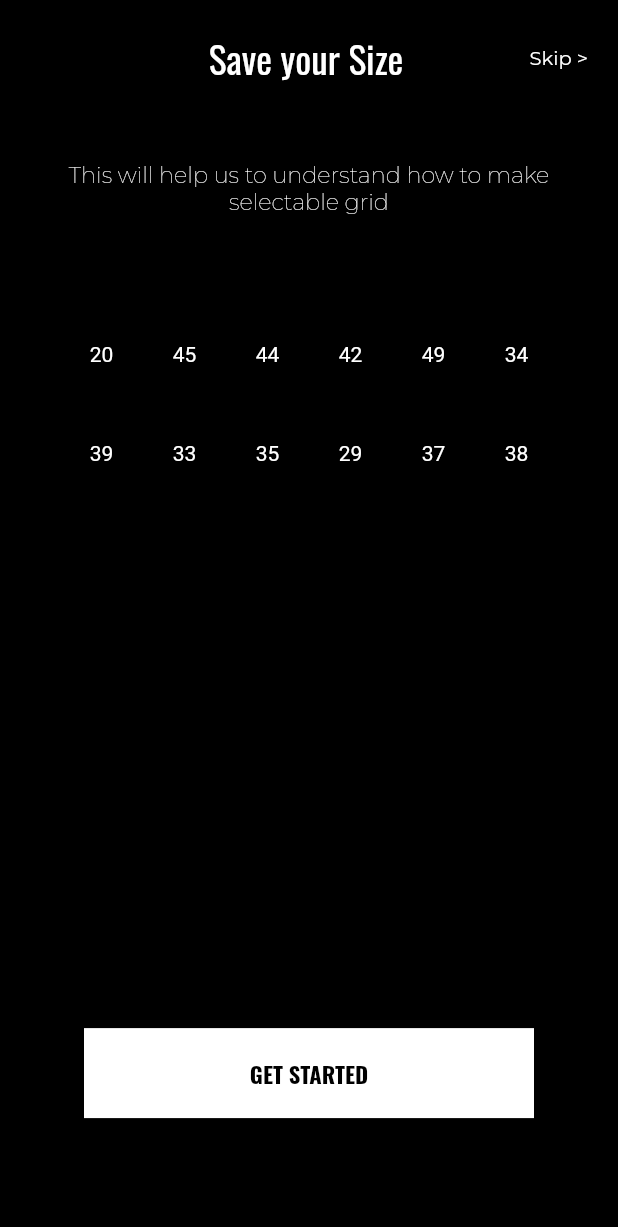
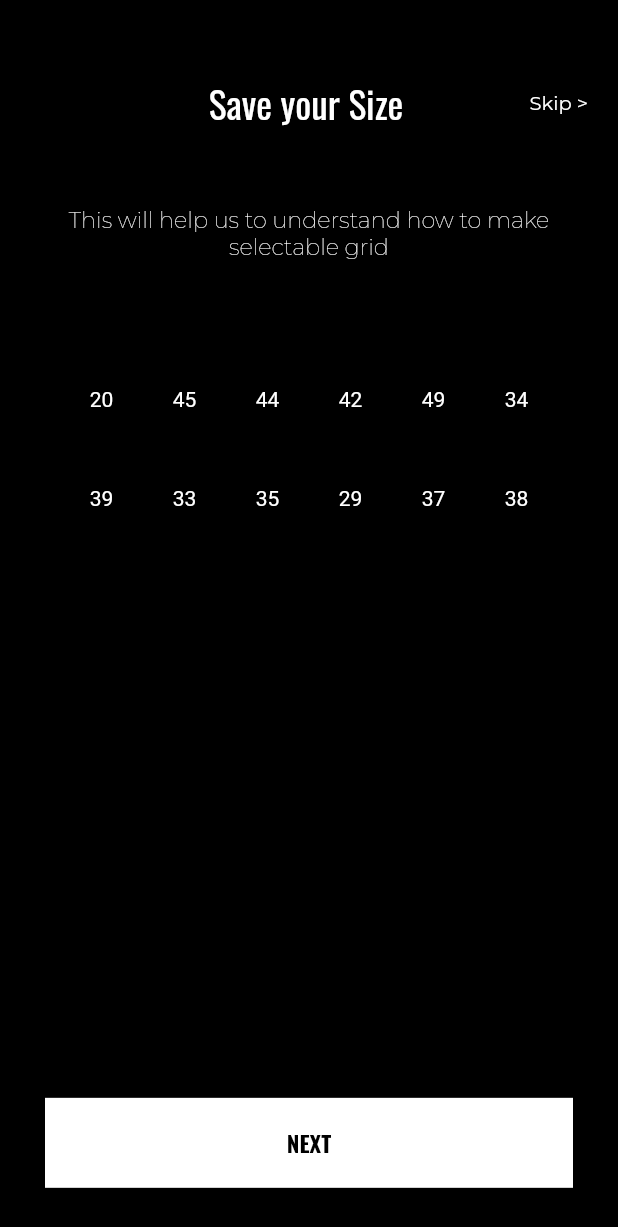
Before and after one commit to tookie92/challenge_trois, a Flutter app: the FirstScreen screen opened directly, after a tap on "GET STARTED", on a phone screen of 412 x 824 dp. Shown: the top 1227 px of the screen. Run offline on Flutter 3.47's test engine with Material 2 defaults, Android fonts, the phone set to English and light mode, and no system bars; our stand-ins replace google_fonts, material_design_icons_flutter.

Commit message:
others pages done

```diff
--- a/lib/screens/my_grid.dart
+++ b/lib/screens/my_grid.dart
@@ -1,5 +1,6 @@
 import 'package:flutter/material.dart';
 import 'package:google_fonts/google_fonts.dart';
+import 'package:nike_idee/screens/screens.dart';
 import 'package:nike_idee/widgets/widgets.dart';
 
 class GridScreen extends StatefulWidget {
@@ -34,6 +35,7 @@ class _GridScreenState extends State<GridScreen> {
             color: Colors.black
         ),
         child: ListView(
+          physics: NeverScrollableScrollPhysics(),
           children: [
             Padding(
               padding: const EdgeInsets.symmetric(horizontal: 20.0),
@@ -41,6 +43,7 @@ class _GridScreenState extends State<GridScreen> {
                 crossAxisAlignment: CrossAxisAlignment.center,
                 mainAxisAlignment: MainAxisAlignment.spaceAround,
                 children: [
+                  SizedBox(height: 30.0,),
                   Row(
                     mainAxisAlignment: MainAxisAlignment.spaceBetween,
                     children: [
@@ -108,16 +111,16 @@ class _GridScreenState extends State<GridScreen> {
                     ],
                   ),
 
-                  SizedBox(height: MediaQuery.of(context).size.height * 0.10,),
+                  SizedBox(height: MediaQuery.of(context).size.height * 0.12,),
                   Padding(
                     padding: const EdgeInsets.symmetric(horizontal: 10.0, vertical: 10.0),
                     child: ButtonOhneIcons(
-                      onTap: ()=> Navigator.push(context, MaterialPageRoute(builder: (_)=> GridScreen())),
-                      label: 'Get Started',
+                      onTap: ()=> Navigator.push(context, MaterialPageRoute(builder: (_)=> NotificationScreen() )),
+                      label: 'next',
                       schriftColor: Colors.black,
                       color: Colors.white,
                       height: 60.0,
-                      width: 300.0,
+                      width: 500.0,
                     ),
                   )
                 ],
--- a/lib/screens/screens.dart
+++ b/lib/screens/screens.dart
@@ -3,3 +3,5 @@ export 'responsive.dart';
 export 'signup.dart';
 export 'first.dart';
 export 'my_grid.dart';
+export 'notifications_screen.dart';
+export 'location_screen.dart';
--- a/lib/widgets/circle_icons.dart
+++ b/lib/widgets/circle_icons.dart
@@ -3,10 +3,12 @@ import 'package:flutter/material.dart';
 class CircleIcon extends StatelessWidget {
   final IconData icon;
   final bool add;
+  final bool add_other;
 
   const CircleIcon({Key key,
     this.icon,
-    this.add = false
+    this.add = false,
+    this.add_other = false
   }) : super(key: key);
 
 
@@ -41,6 +43,20 @@ class CircleIcon extends StatelessWidget {
             child: Icon(Icons.add, color: Colors.black,),
           ),
         ): SizedBox.shrink(),
+
+        add_other? Positioned(
+            right: 187.0,
+            top: 59.0,
+            child: Container(
+              height: 10.0,
+              width: 10.0,
+              decoration: BoxDecoration(
+                shape: BoxShape.circle,
+                color: Colors.red,
+              ),
+            ),
+
+          ): SizedBox.shrink(),
       ],
     );
   }
```
Also changed, not shown: lib/screens/location_screen.dart (added, +73 -0 lines), lib/screens/notifications_screen.dart (added, +72 -0 lines), lib/screens/signup.dart (+14 -1 lines).
